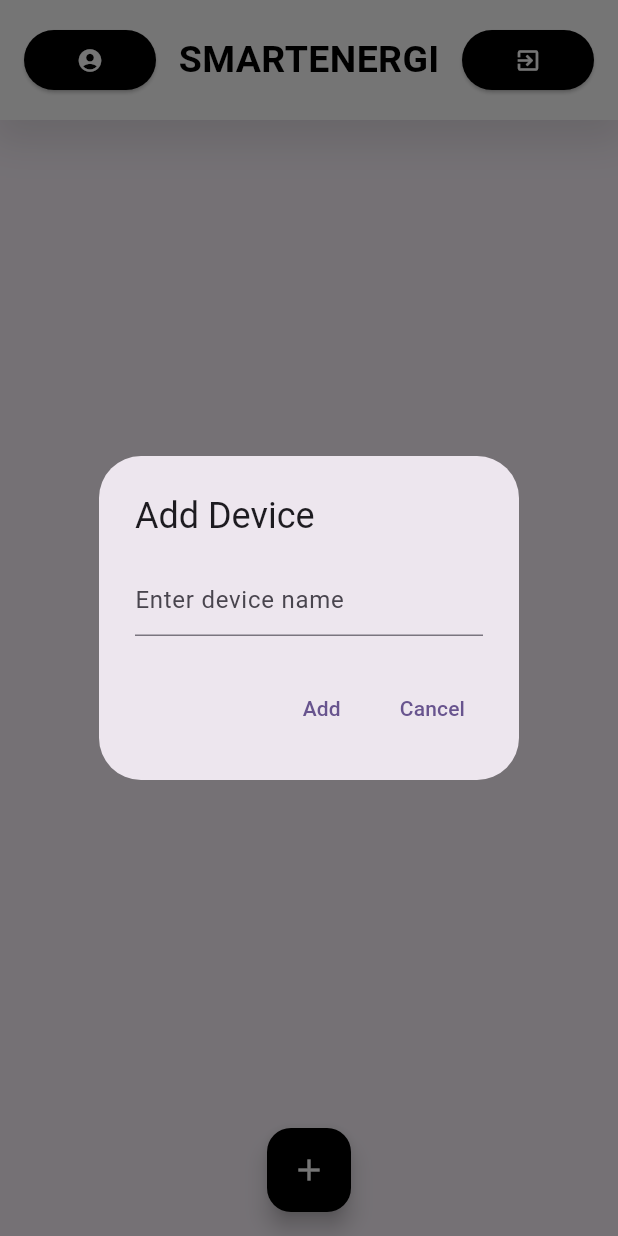
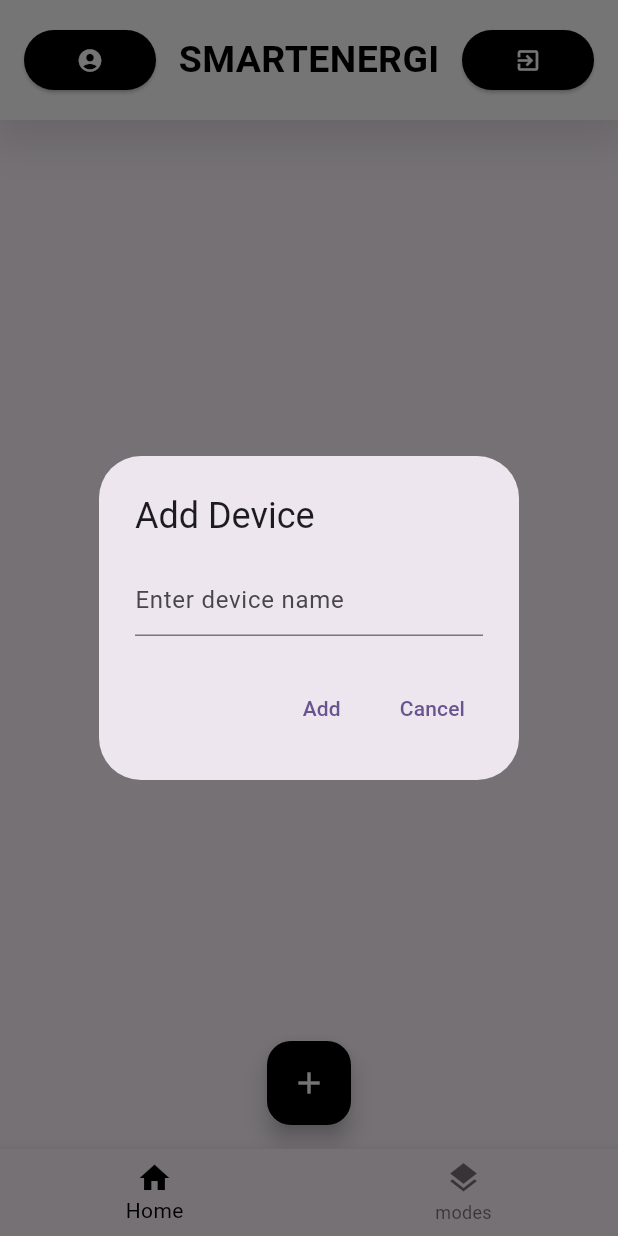
Before and after one commit to SathruwanCooray/SmartEnergi_Mobile_Application, a Flutter app: the HomeScreen screen opened directly, after a tap on the "add" icon, on a phone screen of 412 x 824 dp. Run offline on Flutter 3.47's test engine with Material 3 defaults, Android fonts, the phone set to English and light mode, and no system bars; our stand-ins replace cloud_firestore, firebase_auth, firebase_core, firebase_database; missing offline and left inert: dart:ffi; accounts and stored records are empty.

Commit message:
Navigation bar created

```diff
--- a/smartenergi/lib/Pages/home_screen.dart
+++ b/smartenergi/lib/Pages/home_screen.dart
@@ -1,3 +1,5 @@
+import 'dart:ffi';
+
 import 'package:firebase_auth/firebase_auth.dart';
 import 'package:flutter/material.dart';
 import 'package:cloud_firestore/cloud_firestore.dart';
@@ -16,6 +18,15 @@ class HomeScreen extends StatefulWidget {
 class _HomeScreenState extends State<HomeScreen> {
   List<String> devices = [];
   TextEditingController _textEditingController = TextEditingController();
+  int selectedIndex =
+      0; // Created a Varriable _selectedIndex for navigation bar
+
+  Void? onIteamTapped(int index) {
+    setState(() {
+      selectedIndex = index;
+    });
+    return null;
+  }
 
   @override
   void initState() {
@@ -166,6 +177,17 @@ class _HomeScreenState extends State<HomeScreen> {
           ),
         ),
       ),
+
+      // Created the navigation bar
+      bottomNavigationBar: BottomNavigationBar(
+        items: const <BottomNavigationBarItem>[
+          BottomNavigationBarItem(icon: Icon(Icons.home), label: 'Home'),
+          BottomNavigationBarItem(icon: Icon(Icons.layers), label: 'modes'),
+        ],
+        currentIndex: selectedIndex,
+        selectedItemColor: Colors.black,
+        onTap: onIteamTapped,
+      ),
     );
   }
 
@@ -199,7 +221,6 @@ class _HomeScreenState extends State<HomeScreen> {
                       duration: Duration(seconds: 2),
                     ),
                   );
-
                 } else {
                   await _addDevice(deviceName);
                   _textEditingController.clear();
```
Also changed, not shown: smartenergi/pubspec.lock.
